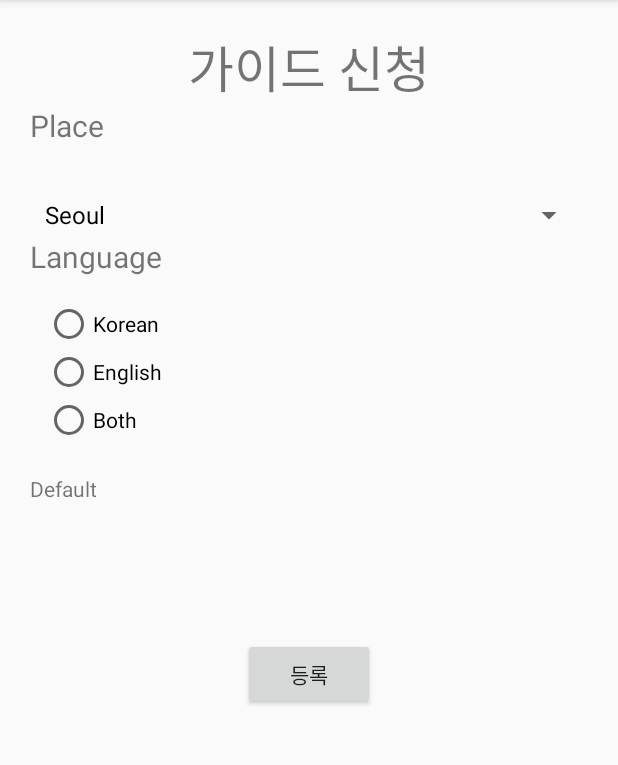
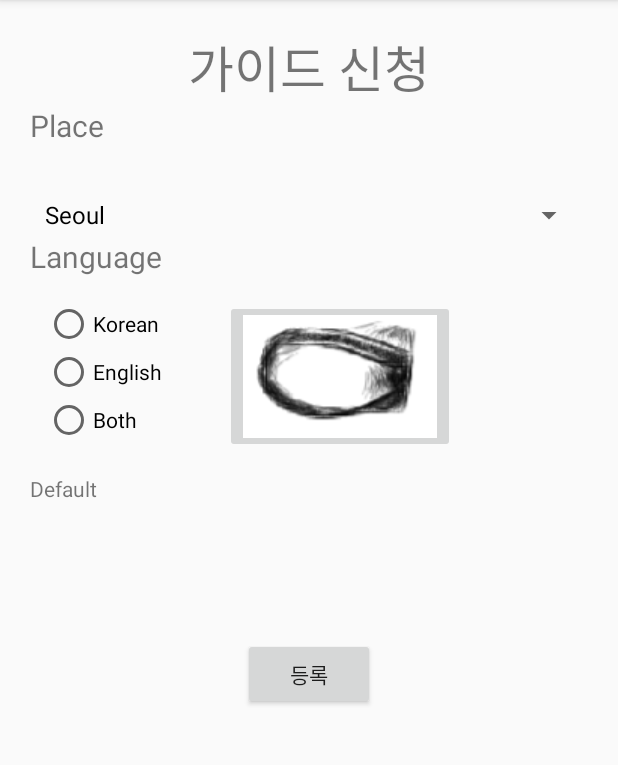
Before and after one commit to jeewoo9719/natrip, an Android app: the regist_guide screen opened directly, with no data from a screen before it, on a phone screen of 412 x 824 dp, the part 84-849 px from its top. Run offline under Robolectric (Android 15) with nearby library versions, the phone set to English and light mode, and no system bars; our stand-ins replace Firebase (no records; nobody signed in at launch, a user with empty details on screens opened directly).

Commit message:
regist_guide modify
by god zingu

```diff
--- a/app/src/main/java/com/example/chanyoung/nattrip/regist_guide.java
+++ b/app/src/main/java/com/example/chanyoung/nattrip/regist_guide.java
@@ -1,18 +1,32 @@
 package com.example.chanyoung.nattrip;
 
+import android.app.ProgressDialog;
+import android.content.Intent;
+import android.graphics.Bitmap;
+import android.net.Uri;
+import android.provider.MediaStore;
 import android.support.v7.app.AppCompatActivity;
 import android.os.Bundle;
+import android.util.Log;
 import android.view.View;
 import android.widget.AdapterView;
 import android.widget.ArrayAdapter;
 import android.widget.Button;
+import android.widget.ImageButton;
+import android.widget.ImageView;
 import android.widget.RadioGroup;
 import android.widget.Spinner;
 import android.widget.TextView;
+import android.widget.Toast;
 
+import com.google.android.gms.tasks.OnSuccessListener;
 import com.google.firebase.database.DatabaseReference;
 import com.google.firebase.database.FirebaseDatabase;
+import com.google.firebase.storage.FirebaseStorage;
+import com.google.firebase.storage.StorageReference;
+import com.google.firebase.storage.UploadTask;
 
+import java.io.IOException;
 import java.util.ArrayList;
 import java.util.Random;
 
@@ -24,13 +38,37 @@ public class regist_guide extends AppCompatActivity {
     public TextView photo;
     public String ID;
     DatabaseReference table;
+    //사진
+    private ImageButton mPhotoPickerButton;
+    private ImageView mImageView;
+    private static final String TAG="InsertImage";
+    private Uri filePath;
+    private static final int GALLERY_INTENT =  2;
+    private static final int CAMERA_REQUEST_CODE =  1;
 
+    private ProgressDialog mProgressDialog;
+    private StorageReference mPhotoStorageReference;
+    //올리기
 
     @Override
     protected void onCreate(Bundle savedInstanceState) {
         super.onCreate(savedInstanceState);
         setContentView(R.layout.activity_regist_guide);
+    //사진
+        mPhotoStorageReference = FirebaseStorage.getInstance().getReference();
+        mProgressDialog =new ProgressDialog(this);//저장소
 
+        mPhotoPickerButton = (ImageButton)findViewById(R.id.mPhotoPickerButton);//갤러리 버튼
+        mPhotoPickerButton.setOnClickListener(new View.OnClickListener() {
+            @Override
+            public void onClick(View view) {
+                Intent intent = new Intent(Intent.ACTION_PICK);
+                intent.setType("image/*");
+                startActivityForResult(intent, GALLERY_INTENT);
+            }
+        });
+        mImageView =(ImageView)findViewById(R.id.imgView);
+    //올리기
         Bundle bundle = getIntent().getExtras();//클릭시 intent로 온 UserID 받음
         if(bundle != null){
             ID = bundle.getString("userID");
@@ -107,4 +145,49 @@ public class regist_guide extends AppCompatActivity {
         });
 
     }
+    //사진
+    protected void onActivityResult(int requestCode, int resultCode, Intent data){
+        super.onActivityResult(requestCode,resultCode,data);
+        if(requestCode == GALLERY_INTENT && resultCode == RESULT_OK){
+            filePath = data.getData();
+            Log.d(TAG,"uri:" + String.valueOf(filePath));
+            try {
+                //Uri 파일을 Bitmap으로 만들어서 ImageView에 집어 넣는다.
+                Bitmap bitmap = MediaStore.Images.Media.getBitmap(getContentResolver(), filePath);
+                mImageView.setImageBitmap(bitmap);
+            } catch (IOException e) {
+                e.printStackTrace();
+            }
+        }
+        if (requestCode == GALLERY_INTENT && resultCode == RESULT_OK){
+            mProgressDialog.setMessage("Uploading ...");
+            mProgressDialog.show();
+
+            Uri uri = data.getData();
+            StorageReference filepath = mPhotoStorageReference.child("Photos").child(uri.getLastPathSegment());
+            filepath.putFile(uri).addOnSuccessListener(new OnSuccessListener<UploadTask.TaskSnapshot>() {
+                @Override
+                public void onSuccess(UploadTask.TaskSnapshot taskSnapshot) {
+                    mProgressDialog.dismiss();
+                    Toast.makeText(regist_guide.this, "Upload Done.",Toast.LENGTH_LONG).show();
+                }
+            });
+        }
+        /*else if(requestCode == CAMERA_REQUEST_CODE && resultCode == RESULT_OK){
+            mProgressDialog.setMessage("Uploading ...");
+            mProgressDialog.show();
+
+            Uri uri = data.getData();
+            StorageReference filepath = mPhotoStorageReference.child("Photos").child(uri.getLastPathSegment());
+            filepath.putFile(uri).addOnSuccessListener(new OnSuccessListener<UploadTask.TaskSnapshot>() {
+                @Override
+                public void onSuccess(UploadTask.TaskSnapshot taskSnapshot) {
+                    mProgressDialog.dismiss();
+                    Uri downloadUri = taskSnapshot.getDownloadUrl();
+                    Picasso.with(InsertImage.this).load(downloadUri).fit().centerCrop().into(mImageView);
+                    Toast.makeText(InsertImage.this,"Uploading Finished ...",Toast.LENGTH_LONG).show();
+                }
+            }); //.addOnFailureListener()
+        }*/
+    }
 }
--- a/app/src/main/res/layout/activity_regist_guide.xml
+++ b/app/src/main/res/layout/activity_regist_guide.xml
@@ -112,4 +112,24 @@
         app:layout_constraintStart_toStartOf="parent"
         app:layout_constraintTop_toBottomOf="@+id/textView15" />
 
+    <ImageView
+        android:id="@+id/imgView"
+        android:layout_width="248dp"
+        android:layout_height="174dp"
+        android:layout_marginStart="130dp"
+        android:layout_marginTop="200dp"
+        app:layout_constraintStart_toStartOf="parent"
+        app:layout_constraintTop_toTopOf="parent" />
+
+    <ImageButton
+        android:id="@+id/mPhotoPickerButton"
+        android:layout_width="wrap_content"
+        android:layout_height="wrap_content"
+        android:layout_marginStart="150dp"
+        android:layout_marginTop="200dp"
+        android:src="@drawable/ic_action_name"
+        app:layout_constraintStart_toStartOf="parent"
+        app:layout_constraintTop_toTopOf="parent" />
+
+
 </android.support.constraint.ConstraintLayout>
```
Also changed, not shown: app/src/main/java/com/example/chanyoung/nattrip/InsertImage.java (+19 -2 lines).
